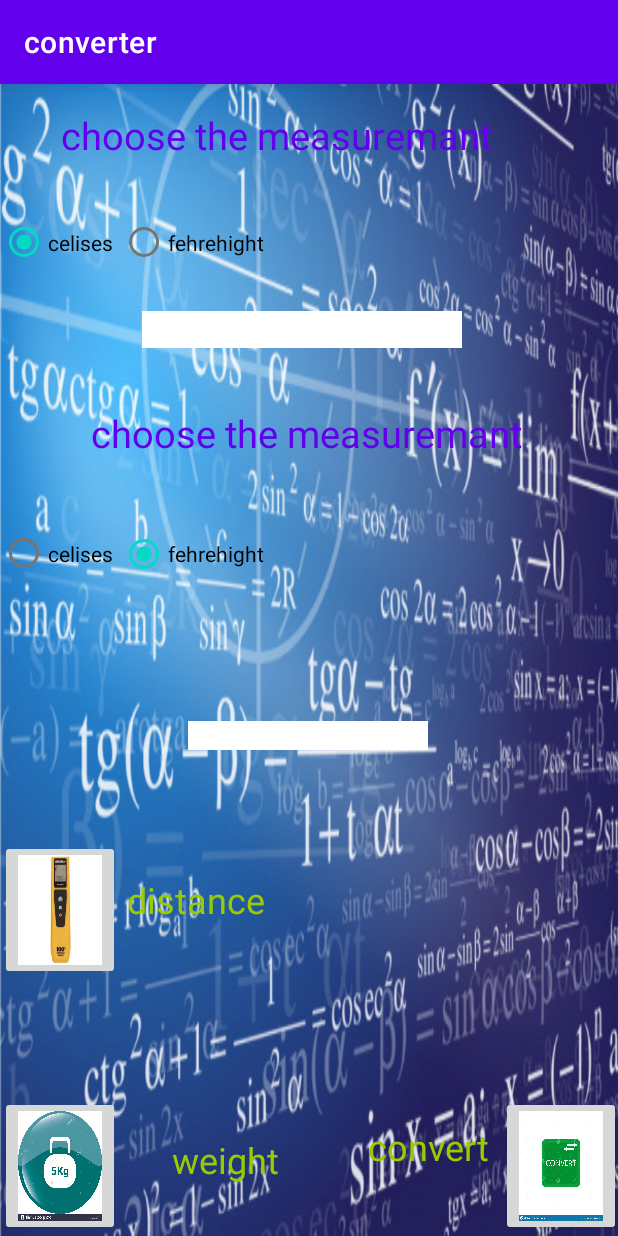
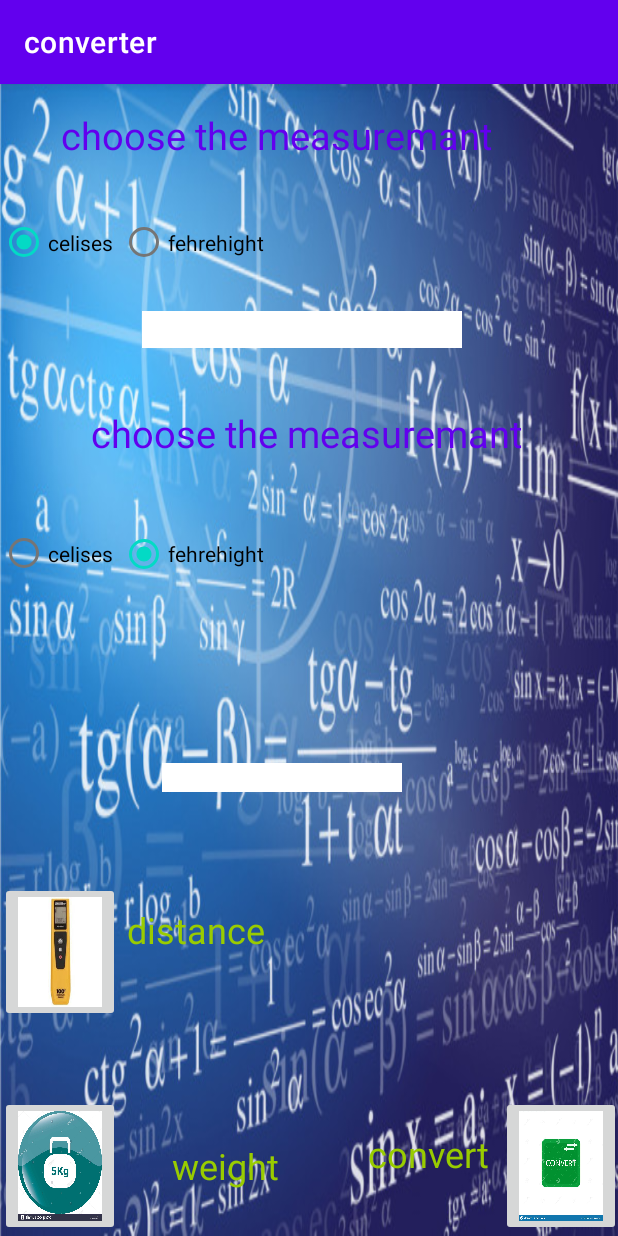
Before and after one commit to alicheaibx/converter, an Android app: the Temperature screen opened directly, with no data from a screen before it, on a phone screen of 412 x 824 dp. Run offline under Robolectric (Android 15) with nearby library versions, the phone set to English and light mode, and no system bars.

Commit message:
somthing wrong

```diff
--- a/app/src/main/java/com/example/converter/Weight.java
+++ b/app/src/main/java/com/example/converter/Weight.java
@@ -49,7 +49,7 @@ public class Weight extends AppCompatActivity {
         bt2.setOnClickListener(new View.OnClickListener() {
             @Override
             public void onClick(View v) {
-               distance();
+                distance();
             }
         });
         bt3.setOnClickListener(new View.OnClickListener() {
--- a/app/src/main/res/layout/activity_temprature.xml
+++ b/app/src/main/res/layout/activity_temprature.xml
@@ -12,13 +12,13 @@
         android:id="@+id/v2"
         android:layout_width="wrap_content"
         android:layout_height="wrap_content"
-        android:layout_marginBottom="324dp"
+        android:layout_marginBottom="296dp"
         android:background="#FFFFFF"
         android:ems="10"
         android:inputType="number"
         app:layout_constraintBottom_toBottomOf="parent"
         app:layout_constraintEnd_toEndOf="parent"
-        app:layout_constraintHorizontal_bias="0.497"
+        app:layout_constraintHorizontal_bias="0.429"
         app:layout_constraintStart_toStartOf="parent"
         app:layout_constraintTop_toBottomOf="@+id/radioGroup"
         app:layout_constraintVertical_bias="0.14" />
--- a/app/src/main/res/layout/activity_whight.xml
+++ b/app/src/main/res/layout/activity_whight.xml
@@ -233,7 +233,7 @@
         android:layout_marginRight="32dp"
         android:checkedButton="@id/rb13"
         android:gravity="center"
-        android:text="weight"
+        android:text="distance"
         android:textColor="@android:color/holo_green_light"
         android:textSize="24sp"
         app:layout_constraintBottom_toBottomOf="parent"
```
